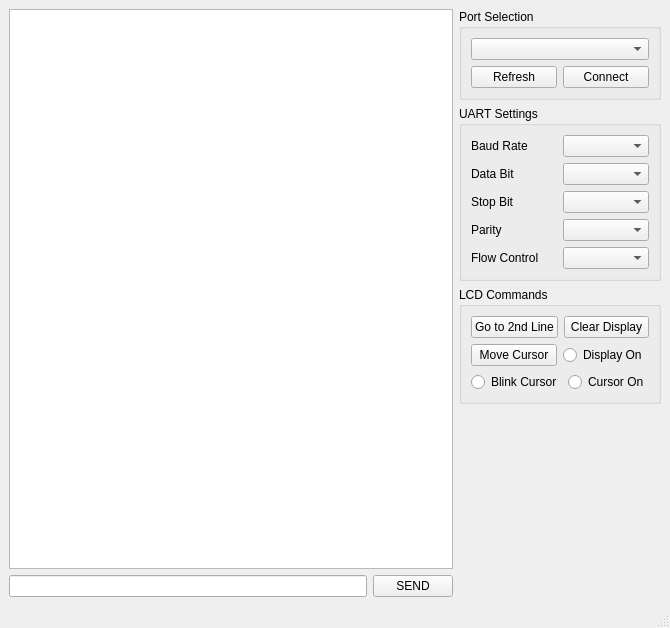
Before: the Qt Designer form mainwindow.ui in cihansenyuz/serial_port_for_1602, drawn with Qt 5.
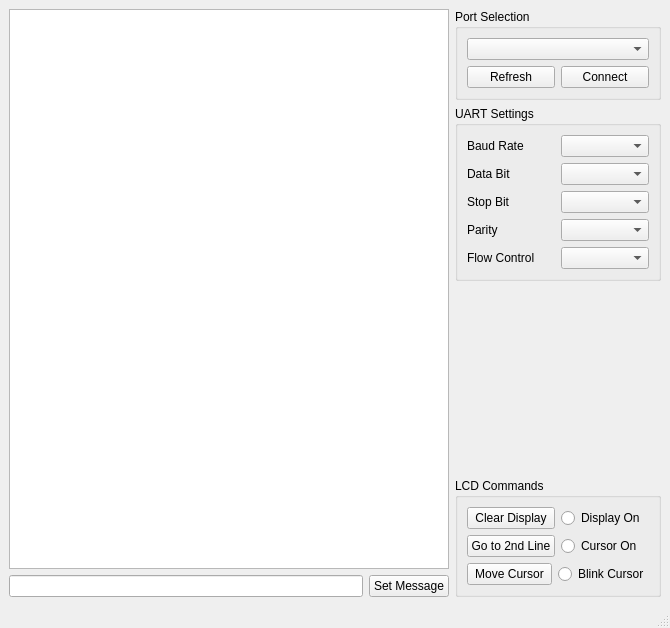
After: the same form once the commit is applied.

Commit message: lay out adjustment

Diff of the .ui file:
```diff
--- a/mainwindow.ui
+++ b/mainwindow.ui
@@ -28,7 +28,7 @@
         <item>
          <widget class="QPushButton" name="send_button">
           <property name="text">
-           <string>SEND</string>
+           <string>Set Message</string>
           </property>
          </widget>
         </item>
@@ -40,6 +40,12 @@
      <layout class="QVBoxLayout" name="verticalLayout_2">
       <item alignment="Qt::AlignTop">
        <widget class="QGroupBox" name="groupBox">
+        <property name="sizePolicy">
+         <sizepolicy hsizetype="Preferred" vsizetype="Preferred">
+          <horstretch>0</horstretch>
+          <verstretch>0</verstretch>
+         </sizepolicy>
+        </property>
         <property name="minimumSize">
          <size>
           <width>0</width>
@@ -69,9 +75,6 @@
                <verstretch>0</verstretch>
               </sizepolicy>
              </property>
-             <property name="autoFillBackground">
-              <bool>false</bool>
-             </property>
              <property name="text">
               <string>Refresh</string>
              </property>
@@ -186,6 +189,19 @@
         </layout>
        </widget>
       </item>
+      <item>
+       <spacer name="verticalSpacer">
+        <property name="orientation">
+         <enum>Qt::Vertical</enum>
+        </property>
+        <property name="sizeHint" stdset="0">
+         <size>
+          <width>20</width>
+          <height>40</height>
+         </size>
+        </property>
+       </spacer>
+      </item>
       <item>
        <widget class="QGroupBox" name="groupBox_3">
         <property name="title">
@@ -196,31 +212,25 @@
           <layout class="QVBoxLayout" name="verticalLayout_5">
            <item>
             <layout class="QHBoxLayout" name="horizontalLayout_10">
-             <item>
-              <widget class="QPushButton" name="secondLineButton">
-               <property name="text">
-                <string>Go to 2nd Line</string>
-               </property>
-              </widget>
-             </item>
              <item>
               <widget class="QPushButton" name="clearButton">
+               <property name="sizePolicy">
+                <sizepolicy hsizetype="Minimum" vsizetype="Fixed">
+                 <horstretch>0</horstretch>
+                 <verstretch>0</verstretch>
+                </sizepolicy>
+               </property>
+               <property name="minimumSize">
+                <size>
+                 <width>85</width>
+                 <height>0</height>
+                </size>
+               </property>
                <property name="text">
                 <string>Clear Display</string>
                </property>
               </widget>
              </item>
-            </layout>
-           </item>
-           <item>
-            <layout class="QHBoxLayout" name="horizontalLayout_9">
-             <item>
-              <widget class="QPushButton" name="moveCursorButton">
-               <property name="text">
-                <string>Move Cursor</string>
-               </property>
-              </widget>
-             </item>
              <item>
               <widget class="QRadioButton" name="displayOnOffButton">
                <property name="enabled">
@@ -234,7 +244,7 @@
                </property>
                <property name="minimumSize">
                 <size>
-                 <width>0</width>
+                 <width>85</width>
                  <height>0</height>
                 </size>
                </property>
@@ -248,10 +258,62 @@
              </item>
             </layout>
            </item>
+           <item>
+            <layout class="QHBoxLayout" name="horizontalLayout_9">
+             <item>
+              <widget class="QPushButton" name="secondLineButton">
+               <property name="minimumSize">
+                <size>
+                 <width>85</width>
+                 <height>0</height>
+                </size>
+               </property>
+               <property name="text">
+                <string>Go to 2nd Line</string>
+               </property>
+              </widget>
+             </item>
+             <item>
+              <widget class="QRadioButton" name="cursorOnButton">
+               <property name="minimumSize">
+                <size>
+                 <width>85</width>
+                 <height>0</height>
+                </size>
+               </property>
+               <property name="text">
+                <string>Cursor On</string>
+               </property>
+               <property name="autoExclusive">
+                <bool>false</bool>
+               </property>
+              </widget>
+             </item>
+            </layout>
+           </item>
            <item>
             <layout class="QHBoxLayout" name="horizontalLayout_11">
+             <item>
+              <widget class="QPushButton" name="moveCursorButton">
+               <property name="minimumSize">
+                <size>
+                 <width>85</width>
+                 <height>0</height>
+                </size>
+               </property>
+               <property name="text">
+                <string>Move Cursor</string>
+               </property>
+              </widget>
+             </item>
              <item>
               <widget class="QRadioButton" name="blinkCursorButton">
+               <property name="minimumSize">
+                <size>
+                 <width>85</width>
+                 <height>0</height>
+                </size>
+               </property>
                <property name="text">
                 <string>Blink Cursor</string>
                </property>
@@ -260,16 +322,6 @@
                </property>
               </widget>
              </item>
-             <item>
-              <widget class="QRadioButton" name="cursorOnButton">
-               <property name="text">
-                <string>Cursor On</string>
-               </property>
-               <property name="autoExclusive">
-                <bool>false</bool>
-               </property>
-              </widget>
-             </item>
             </layout>
            </item>
           </layout>
@@ -277,19 +329,6 @@
         </layout>
        </widget>
       </item>
-      <item>
-       <spacer name="verticalSpacer_2">
-        <property name="orientation">
-         <enum>Qt::Vertical</enum>
-        </property>
-        <property name="sizeHint" stdset="0">
-         <size>
-          <width>20</width>
-          <height>40</height>
-         </size>
-        </property>
-       </spacer>
-      </item>
      </layout>
     </item>
    </layout>
```
The commit also changes 1 other file.
